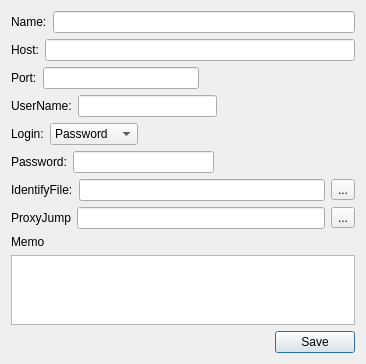
First picture: the form in woterm/qwohostinfo.ui, repository hongnod/woterm, before the edit.
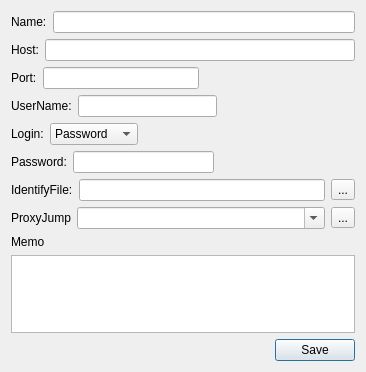
Second picture: the form after the edit.

What changed in the file:
```diff
--- a/woterm/qwohostinfo.ui
+++ b/woterm/qwohostinfo.ui
@@ -10,7 +10,7 @@
     <x>0</x>
     <y>0</y>
     <width>366</width>
-    <height>354</height>
+    <height>372</height>
    </rect>
   </property>
   <property name="windowTitle">
@@ -213,7 +213,20 @@
         </widget>
        </item>
        <item>
-        <widget class="QLineEdit" name="jump"/>
+        <widget class="QComboBox" name="jump">
+         <property name="sizePolicy">
+          <sizepolicy hsizetype="Expanding" vsizetype="Fixed">
+           <horstretch>0</horstretch>
+           <verstretch>0</verstretch>
+          </sizepolicy>
+         </property>
+         <property name="editable">
+          <bool>true</bool>
+         </property>
+         <property name="sizeAdjustPolicy">
+          <enum>QComboBox::AdjustToContents</enum>
+         </property>
+        </widget>
        </item>
        <item>
         <widget class="QToolButton" name="jumpBrowser">
```
